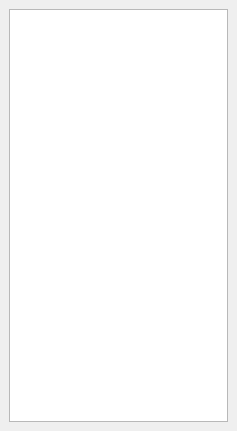
This is Lecture_BDD/dockwidgetlistemembrebande.ui in brock37/Mordheim as Qt 5 draws it before an edit. The edited form follows.
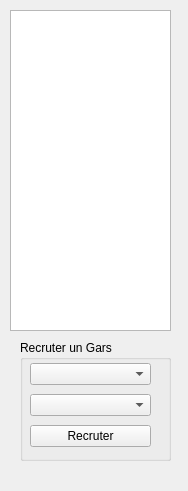
This is the edited form.

```diff
--- a/Lecture_BDD/dockwidgetlistemembrebande.ui
+++ b/Lecture_BDD/dockwidgetlistemembrebande.ui
@@ -6,19 +6,68 @@
    <rect>
     <x>0</x>
     <y>0</y>
-    <width>237</width>
-    <height>431</height>
+    <width>188</width>
+    <height>491</height>
    </rect>
   </property>
+  <property name="minimumSize">
+   <size>
+    <width>188</width>
+    <height>491</height>
+   </size>
+  </property>
   <property name="windowTitle">
    <string>DockWidget</string>
   </property>
   <widget class="QWidget" name="dockWidgetContents">
-   <layout class="QVBoxLayout" name="verticalLayout">
-    <item>
-     <widget class="QTreeView" name="treeView"/>
-    </item>
-   </layout>
+   <widget class="QGroupBox" name="groupBox">
+    <property name="geometry">
+     <rect>
+      <x>20</x>
+      <y>340</y>
+      <width>151</width>
+      <height>121</height>
+     </rect>
+    </property>
+    <property name="title">
+     <string>Recruter un Gars</string>
+    </property>
+    <widget class="QWidget" name="verticalLayoutWidget">
+     <property name="geometry">
+      <rect>
+       <x>10</x>
+       <y>20</y>
+       <width>121</width>
+       <height>91</height>
+      </rect>
+     </property>
+     <layout class="QVBoxLayout" name="verticalLayout">
+      <item>
+       <widget class="QComboBox" name="comboBox"/>
+      </item>
+      <item>
+       <widget class="QComboBox" name="comboBox_2"/>
+      </item>
+      <item>
+       <widget class="QPushButton" name="pushButton_recruter">
+        <property name="text">
+         <string>Recruter</string>
+        </property>
+       </widget>
+      </item>
+     </layout>
+    </widget>
+   </widget>
+   <widget class="QTreeView" name="treeView">
+    <property name="geometry">
+     <rect>
+      <x>10</x>
+      <y>10</y>
+      <width>161</width>
+      <height>321</height>
+     </rect>
+    </property>
+   </widget>
   </widget>
  </widget>
  <resources/>
```
